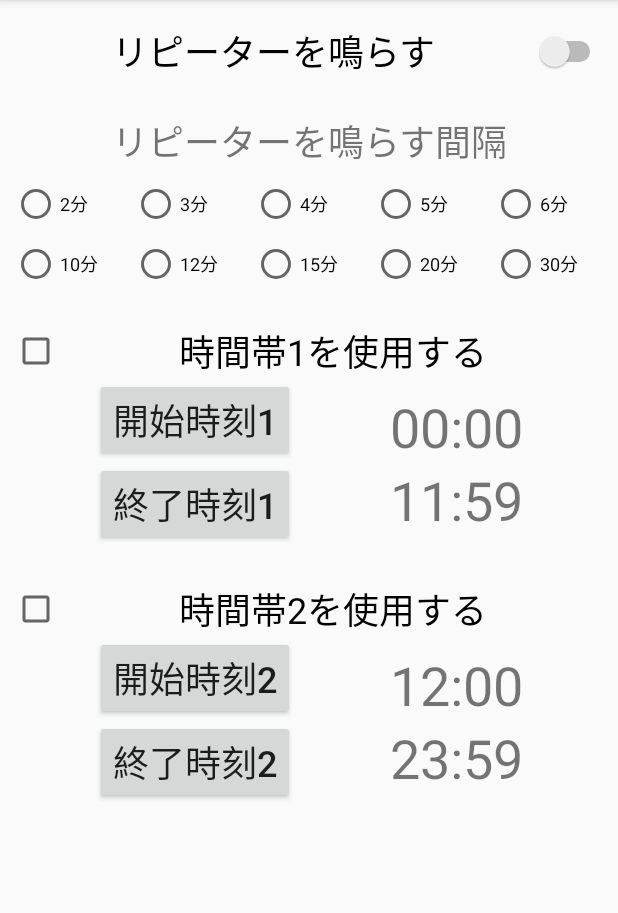
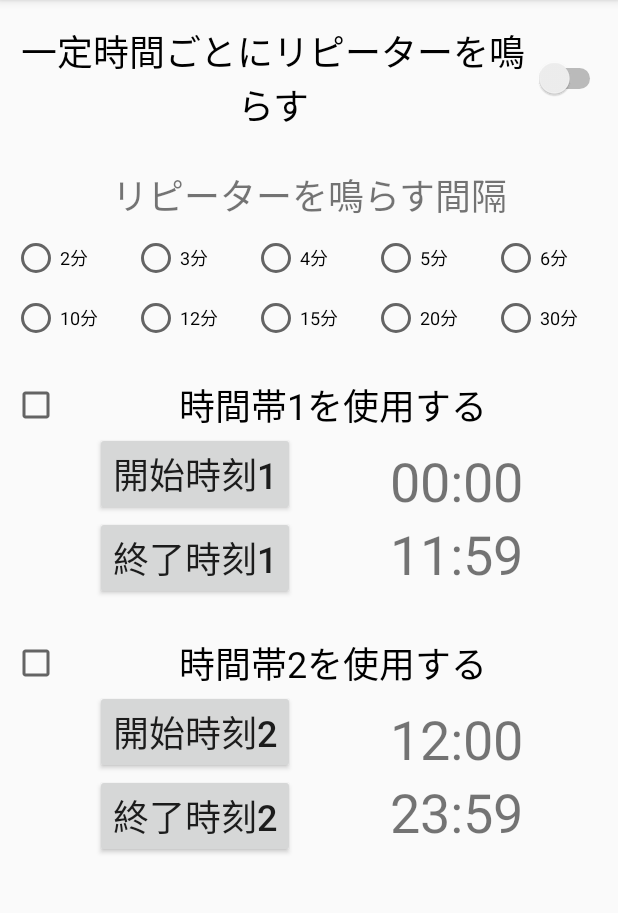
Before and after one commit to thermon/MinutesRepeater0, an Android app: the screen it shows after launch (MainActivity), on a phone screen of 412 x 824 dp, the part 84-997 px from its top. Run offline under Robolectric (Android 15) with nearby library versions, the phone set to English and light mode, and no system bars.

Commit message:
正時を基準にｓるチェックボックスをつけた。 現在時刻を知らせるボタンを付けた（動作チェック用？）

```diff
--- a/app/src/main/res/values/strings.xml
+++ b/app/src/main/res/values/strings.xml
@@ -1,7 +1,7 @@
 <resources>
     <string name="app_name">ミニッツリピーター</string>
 
-    <string name="switch_RepeaterByTime">リピーターを鳴らす</string>
+    <string name="switch_RepeaterByTime">一定時間ごとにリピーターを鳴らす</string>
     <string name="text_RepeaterInterval">リピーターを鳴らす間隔</string>
 
     <string name="radioButton_Interval2">2分</string>
@@ -29,4 +29,5 @@
     <string name="textView_EndTime1">11:59</string>
     <string name="textView_EndTime2">23:59</string>
 
+    <string name="button_SoundTest">現在時刻で鳴らしてみる</string>
 </resources>
```
